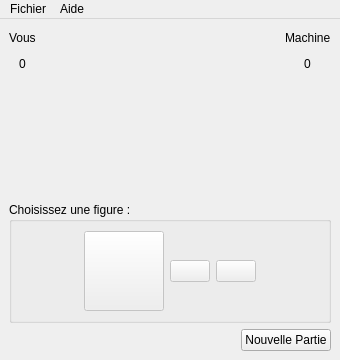
First picture: the form in ChifoumiInterface/chifoumivue.ui, repository Kouromo/BUT-info-bayonne, before the edit.
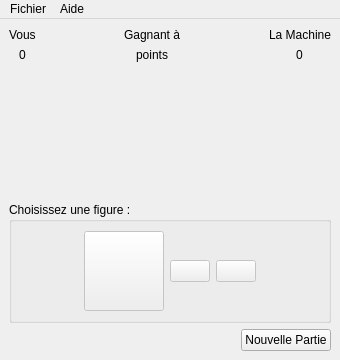
Second picture: the form after the edit. Icons and pictures are not drawn.

What changed in the file:
```diff
--- a/ChifoumiInterface/chifoumivue.ui
+++ b/ChifoumiInterface/chifoumivue.ui
@@ -30,7 +30,7 @@
           <item row="0" column="3" alignment="Qt::AlignHCenter">
            <widget class="QLabel" name="lMachine">
             <property name="text">
-             <string>Machine</string>
+             <string>La Machine</string>
             </property>
            </widget>
           </item>
@@ -104,19 +104,6 @@
             </property>
            </widget>
           </item>
-          <item row="0" column="2">
-           <spacer name="horizontalSpacer">
-            <property name="orientation">
-             <enum>Qt::Horizontal</enum>
-            </property>
-            <property name="sizeHint" stdset="0">
-             <size>
-              <width>40</width>
-              <height>20</height>
-             </size>
-            </property>
-           </spacer>
-          </item>
           <item row="2" column="3">
            <widget class="QLabel" name="lFigureMachine">
             <property name="maximumSize">
@@ -136,19 +123,6 @@
             </property>
            </widget>
           </item>
-          <item row="1" column="2">
-           <spacer name="horizontalSpacer_2">
-            <property name="orientation">
-             <enum>Qt::Horizontal</enum>
-            </property>
-            <property name="sizeHint" stdset="0">
-             <size>
-              <width>40</width>
-              <height>20</height>
-             </size>
-            </property>
-           </spacer>
-          </item>
           <item row="2" column="0">
            <widget class="QLabel" name="lFigureJoueur">
             <property name="maximumSize">
@@ -168,6 +142,20 @@
             </property>
            </widget>
           </item>
+          <item row="0" column="2" alignment="Qt::AlignHCenter">
+           <widget class="QLabel" name="lGagne">
+            <property name="text">
+             <string>Gagnant à</string>
+            </property>
+           </widget>
+          </item>
+          <item row="1" column="2" alignment="Qt::AlignHCenter">
+           <widget class="QLabel" name="lPointGagnant">
+            <property name="text">
+             <string>points</string>
+            </property>
+           </widget>
+          </item>
          </layout>
         </item>
         <item>
```
